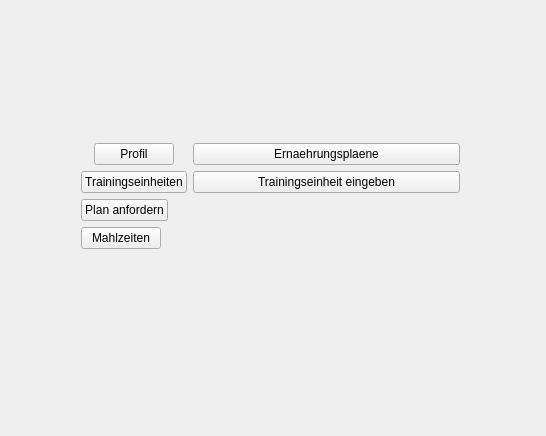
Qt form StayHealthy_VS/Team6.StayHealthy/StayHealthy/main_menu.ui (denismhz/SWP) before a commit.
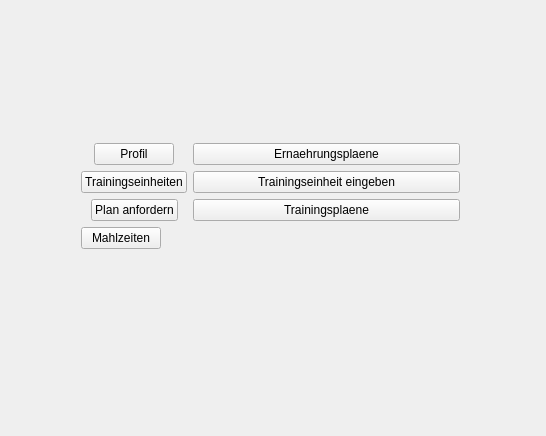
The same form after that commit.

Commit message: Trainingsplan erstellen 1. Iteration

What changed in the file:
```diff
--- a/StayHealthy_VS/Team6.StayHealthy/StayHealthy/main_menu.ui
+++ b/StayHealthy_VS/Team6.StayHealthy/StayHealthy/main_menu.ui
@@ -87,6 +87,13 @@
         </property>
        </widget>
       </item>
+      <item row="2" column="1">
+       <widget class="QPushButton" name="toTrainingsplan">
+        <property name="text">
+         <string>Trainingsplaene</string>
+        </property>
+       </widget>
+      </item>
      </layout>
     </widget>
    </widget>
```
The commit also changes 10 other files.
